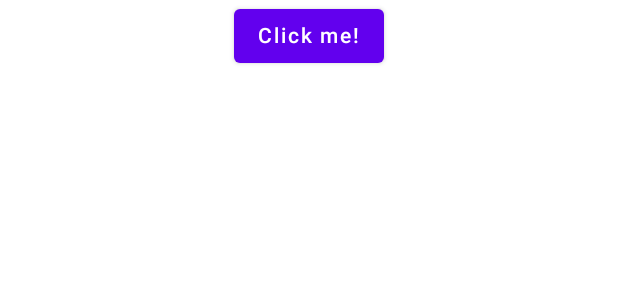
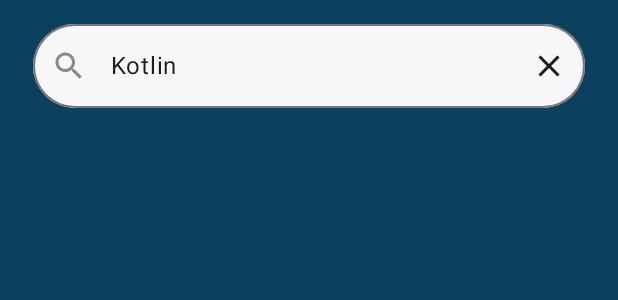
Before and after one commit to RxSajib/EBook-KMM-Android-iOS-, an Android app built with Jetpack Compose: the @Preview function App, on a phone screen of 412 x 824 dp. Shown: the top 300 px of the screen. Run offline under Robolectric (Android 15) with nearby library versions, the phone set to English and light mode, and no system bars; our stand-ins replace Compose Multiplatform resources.

Commit message:
add search ui componenet

```diff
--- a/composeApp/build.gradle.kts
+++ b/composeApp/build.gradle.kts
@@ -51,7 +51,7 @@ kotlin {
         commonMain.dependencies {
             implementation(compose.runtime)
             implementation(compose.foundation)
-            implementation(compose.material)
+            implementation(compose.material3)
             implementation(compose.ui)
             implementation(compose.components.resources)
             implementation(compose.components.uiToolingPreview)
--- a/composeApp/src/commonMain/kotlin/com/book/ebook/App.kt
+++ b/composeApp/src/commonMain/kotlin/com/book/ebook/App.kt
@@ -1,37 +1,18 @@
 package com.book.ebook
 
-import androidx.compose.animation.AnimatedVisibility
-import androidx.compose.foundation.Image
-import androidx.compose.foundation.layout.Column
-import androidx.compose.foundation.layout.fillMaxWidth
-import androidx.compose.material.Button
-import androidx.compose.material.MaterialTheme
-import androidx.compose.material.Text
+import androidx.compose.material3.MaterialTheme
 import androidx.compose.runtime.*
-import androidx.compose.ui.Alignment
-import androidx.compose.ui.Modifier
-import org.jetbrains.compose.resources.painterResource
+import com.book.ebook.presentation.book_list.BookListScreenRoot
+import com.book.ebook.presentation.book_list.BookListViewModel
 import org.jetbrains.compose.ui.tooling.preview.Preview
-
-import ebookkmm.composeapp.generated.resources.Res
-import ebookkmm.composeapp.generated.resources.compose_multiplatform
 
 @Composable
 @Preview
 fun App() {
     MaterialTheme {
-        var showContent by remember { mutableStateOf(false) }
-        Column(Modifier.fillMaxWidth(), horizontalAlignment = Alignment.CenterHorizontally) {
-            Button(onClick = { showContent = !showContent }) {
-                Text("Click me!")
-            }
-            AnimatedVisibility(showContent) {
-                val greeting = remember { Greeting().greet() }
-                Column(Modifier.fillMaxWidth(), horizontalAlignment = Alignment.CenterHorizontally) {
-                    Image(painterResource(Res.drawable.compose_multiplatform), null)
-                    Text("Compose: $greeting")
-                }
-            }
-        }
+       BookListScreenRoot(
+           viewmodel = remember { BookListViewModel() },
+           onBookClick = {}
+       )
     }
 }
--- a/composeApp/src/commonMain/kotlin/com/book/ebook/domain/Book.kt
+++ b/composeApp/src/commonMain/kotlin/com/book/ebook/domain/Book.kt
@@ -1,7 +1,6 @@
 package com.book.ebook.domain
 
 data class Book(
-
     val id : String,
     val title : String,
     val imageUrl : String,
--- a/composeApp/src/commonMain/kotlin/com/book/ebook/presentation/book_list/BookListScreen.kt
+++ b/composeApp/src/commonMain/kotlin/com/book/ebook/presentation/book_list/BookListScreen.kt
@@ -1,12 +1,68 @@
 package com.book.ebook.presentation.book_list
 
+import androidx.compose.foundation.background
+import androidx.compose.foundation.layout.Column
+import androidx.compose.foundation.layout.fillMaxSize
+import androidx.compose.foundation.layout.fillMaxWidth
+import androidx.compose.foundation.layout.padding
+import androidx.compose.foundation.layout.statusBarsPadding
+import androidx.compose.foundation.layout.widthIn
 import androidx.compose.runtime.Composable
+import androidx.compose.runtime.getValue
+import androidx.compose.ui.Alignment
 import androidx.compose.ui.Modifier
+import androidx.compose.ui.graphics.Color
+import androidx.compose.ui.platform.LocalSoftwareKeyboardController
+import androidx.compose.ui.unit.dp
+import androidx.lifecycle.compose.collectAsStateWithLifecycle
+import com.book.ebook.core.presentation.DarkBlue
+import com.book.ebook.domain.Book
+import com.book.ebook.presentation.book_list.component.BookSearchBar
 import org.koin.compose.viewmodel.koinViewModel
 
 @Composable
+fun BookListScreenRoot(
+    modifier: Modifier = Modifier,
+    viewmodel: BookListViewModel = koinViewModel(),
+    onBookClick: (Book) -> Unit
+) {
+    val state by viewmodel.state.collectAsStateWithLifecycle()
+    BookListScreen(
+        state = state,
+        onAction = { action ->
+            when(action){
+                is BookListAction.onBookClick -> onBookClick(action.book)
+                else -> Unit
+            }
+            viewmodel.onAction(action)
+        }
+    )
+}
+
+
+@Composable
 fun BookListScreen(
-    modifier: Modifier = Modifier,
+    state : BookListState,
+    onAction: (BookListAction) -> Unit
 ) {
 
+    val keyboardController = LocalSoftwareKeyboardController.current
+
+    Column(
+        modifier = Modifier.fillMaxSize()
+            .background(DarkBlue)
+            .statusBarsPadding(),
+        horizontalAlignment = Alignment.CenterHorizontally
+    ) {
+        BookSearchBar(
+            searchQuery = state.searchQuery,
+            onSearchQueryChange = {
+                onAction(BookListAction.onSearchQuqryChanged(it))
+            },
+            onImeSearch = {
+                keyboardController?.hide()
+            },
+            modifier = Modifier.widthIn(max = 400.dp).fillMaxWidth().padding(16.dp)
+        )
+    }
 }
--- /dev/null
+++ b/composeApp/src/commonMain/kotlin/com/book/ebook/presentation/book_list/component/BookSearchBar.kt
@@ -0,0 +1,98 @@
+package com.book.ebook.presentation.book_list.component
+
+import androidx.compose.animation.AnimatedVisibility
+import androidx.compose.foundation.background
+import androidx.compose.foundation.shape.CircleShape
+import androidx.compose.foundation.shape.RoundedCornerShape
+import androidx.compose.foundation.text.KeyboardActions
+import androidx.compose.foundation.text.KeyboardOptions
+import androidx.compose.foundation.text.selection.LocalTextSelectionColors
+import androidx.compose.foundation.text.selection.TextSelectionColors
+import androidx.compose.material.icons.Icons
+import androidx.compose.material.icons.filled.Clear
+import androidx.compose.material.icons.filled.Search
+import androidx.compose.material3.Icon
+import androidx.compose.material3.IconButton
+import androidx.compose.material3.MaterialTheme
+import androidx.compose.material3.OutlinedTextField
+import androidx.compose.material3.OutlinedTextFieldDefaults
+import androidx.compose.material3.Text
+import androidx.compose.material3.minimumInteractiveComponentSize
+import androidx.compose.runtime.Composable
+import androidx.compose.runtime.CompositionLocalProvider
+import androidx.compose.ui.Modifier
+import androidx.compose.ui.graphics.Color
+import androidx.compose.ui.text.input.ImeAction
+import androidx.compose.ui.text.input.KeyboardType
+import com.book.ebook.core.presentation.DesertWhite
+import com.book.ebook.core.presentation.SandYellow
+import org.jetbrains.compose.resources.stringResource
+import serviceapp.composeapp.generated.resources.Res
+import serviceapp.composeapp.generated.resources.search
+
+@Composable
+fun BookSearchBar(
+    modifier: Modifier = Modifier,
+    searchQuery: String,
+    onSearchQueryChange: (String) -> Unit,
+    onImeSearch: () -> Unit
+) {
+
+    CompositionLocalProvider(
+        LocalTextSelectionColors provides TextSelectionColors(
+            handleColor = SandYellow,
+            backgroundColor = SandYellow
+        )
+    ) {
+
+
+        OutlinedTextField(value = searchQuery, onValueChange = onSearchQueryChange,
+            shape = CircleShape, colors = OutlinedTextFieldDefaults.colors(
+                focusedTextColor = Color.Black,
+                cursorColor = Color.DarkGray,
+                focusedBorderColor = SandYellow
+
+            ), placeholder = {
+                Text(
+                    text = stringResource(Res.string.search)
+                )
+            },
+            leadingIcon = {
+                Icon(
+                    imageVector = Icons.Default.Search,
+                    contentDescription = null,
+                    tint = MaterialTheme.colorScheme.onSurface.copy(0.5f)
+                )
+            },
+            singleLine = true,
+            keyboardActions = KeyboardActions(
+                onSearch = {
+                    onImeSearch()
+                }
+            ),
+            keyboardOptions = KeyboardOptions(
+                keyboardType = KeyboardType.Text,
+                imeAction = ImeAction.Search
+            ),
+            trailingIcon = {
+                AnimatedVisibility(
+                    visible = searchQuery.isNotBlank()
+                ) {
+                    IconButton(onClick = {
+                        onSearchQueryChange("")
+                    }) {
+                        Icon(
+                            imageVector = Icons.Default.Clear,
+                            contentDescription = null,
+                            tint = MaterialTheme.colorScheme.onSurface
+                        )
+                    }
+                }
+            },
+            modifier = modifier.background(
+                shape = RoundedCornerShape(100),
+                color = DesertWhite
+            ).minimumInteractiveComponentSize()
+        )
+    }
+}
--- a/settings.gradle.kts
+++ b/settings.gradle.kts
@@ -1,4 +1,4 @@
-rootProject.name = "EBookKMM"
+rootProject.name = "ServiceApp"
 enableFeaturePreview("TYPESAFE_PROJECT_ACCESSORS")
 
 pluginManagement {
```
Also changed, not shown: composeApp/src/androidMain/kotlin/com/book/ebook/Platform.android.kt (deleted, +0 -9 lines), composeApp/src/androidMain/kotlin/com/book/ebook/Preview.kt (added, +20 -0 lines), composeApp/src/commonMain/composeResources/values/string.xml (added, +7 -0 lines), composeApp/src/commonMain/kotlin/com/book/ebook/Greeting.kt (deleted, +0 -9 lines), composeApp/src/commonMain/kotlin/com/book/ebook/Platform.kt (deleted, +0 -7 lines), composeApp/src/commonMain/kotlin/com/book/ebook/presentation/book_list/component/BookListItem.kt (added, +14 -0 lines), 2 other files.
